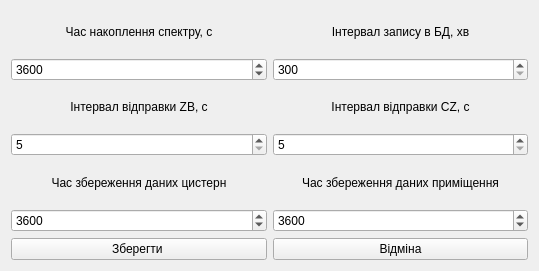
Old version of the form _UI/intervals_dialog.ui in the repository Miskiv-Andrew/wroc.
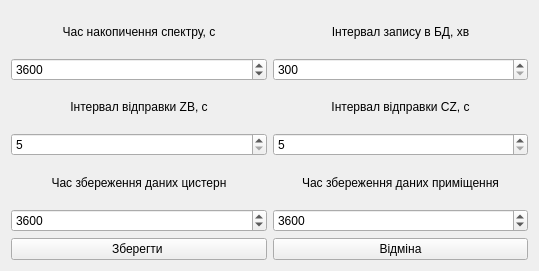
New version of the form.

What changed in the file:
```diff
--- a/_UI/intervals_dialog.ui
+++ b/_UI/intervals_dialog.ui
@@ -109,7 +109,7 @@
         </sizepolicy>
        </property>
        <property name="text">
-        <string>Час накоплення спектру, с</string>
+        <string>Час накопичення спектру, с</string>
        </property>
        <property name="alignment">
         <set>Qt::AlignmentFlag::AlignCenter</set>
```
